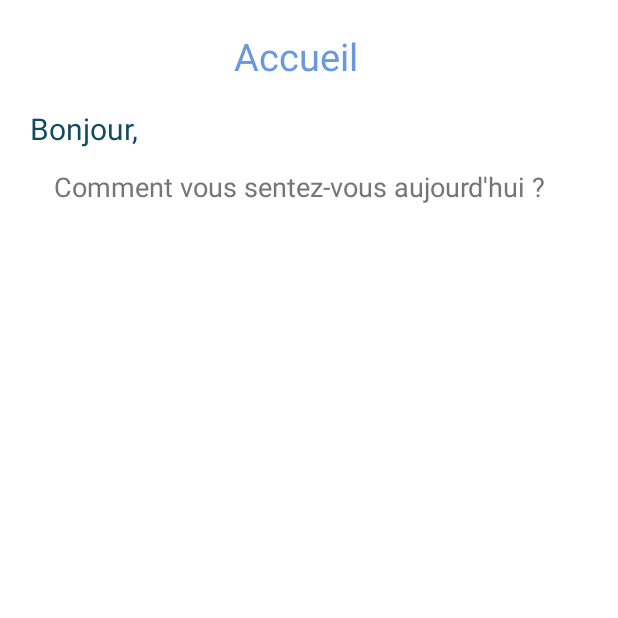
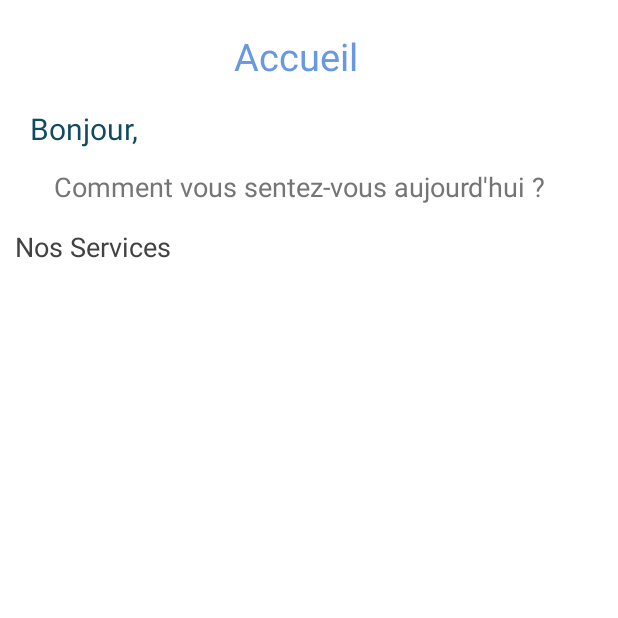
Before and after one commit to nouhelion/didactic-chainsaw, an Android app: the Home screen opened directly, with no data from a screen before it, on a phone screen of 412 x 824 dp, the top half of it. Run offline under Robolectric (Android 15) with nearby library versions, the phone set to English and light mode, and no system bars.

```diff
--- a/application/app/src/main/res/layout/activity_home.xml
+++ b/application/app/src/main/res/layout/activity_home.xml
@@ -9,14 +9,15 @@
 
     <TextView
         android:id="@+id/acceuil"
+        android:layout_width="100dp"
+        android:layout_height="32dp"
+        android:layout_marginTop="20dp"
         android:text="@string/accueil"
         android:textAppearance="@style/accueil"
-        app:layout_constraintTop_toTopOf="parent"
         app:layout_constraintEnd_toEndOf="parent"
         app:layout_constraintStart_toStartOf="parent"
-        android:layout_marginTop="20dp"
-        android:layout_width="100dp"
-        android:layout_height="32dp"/>
+        app:layout_constraintTop_toTopOf="parent"
+        tools:ignore="TextContrastCheck" />
 
     <TextView
         android:id="@+id/hey"
@@ -38,4 +39,17 @@
         app:layout_constraintTop_toBottomOf="@+id/hey"
         android:layout_width="340dp"
         android:layout_height="40dp"/>
+
+    <TextView
+        android:id="@+id/service"
+        android:text="@string/service"
+        android:textAppearance="@style/service"
+        app:layout_constraintTop_toBottomOf="@+id/comment"
+        app:layout_constraintStart_toStartOf="parent"
+        android:layout_marginStart="10dp"
+        android:layout_width="130dp"
+        android:layout_height="40dp"/>
+
+
+
 </androidx.constraintlayout.widget.ConstraintLayout>
```
